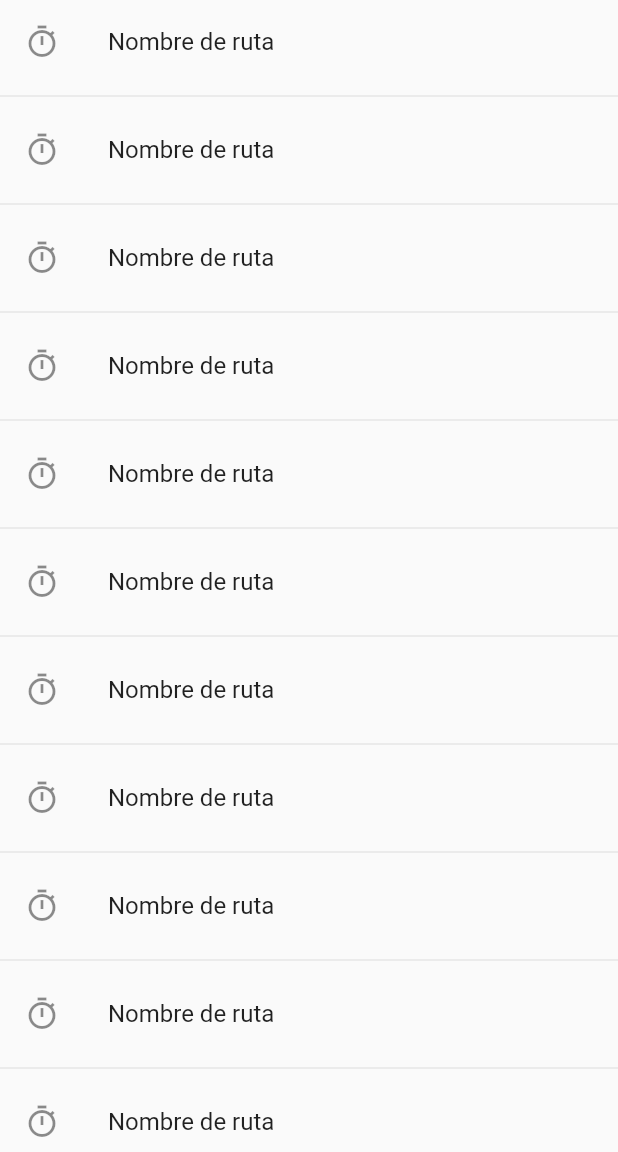
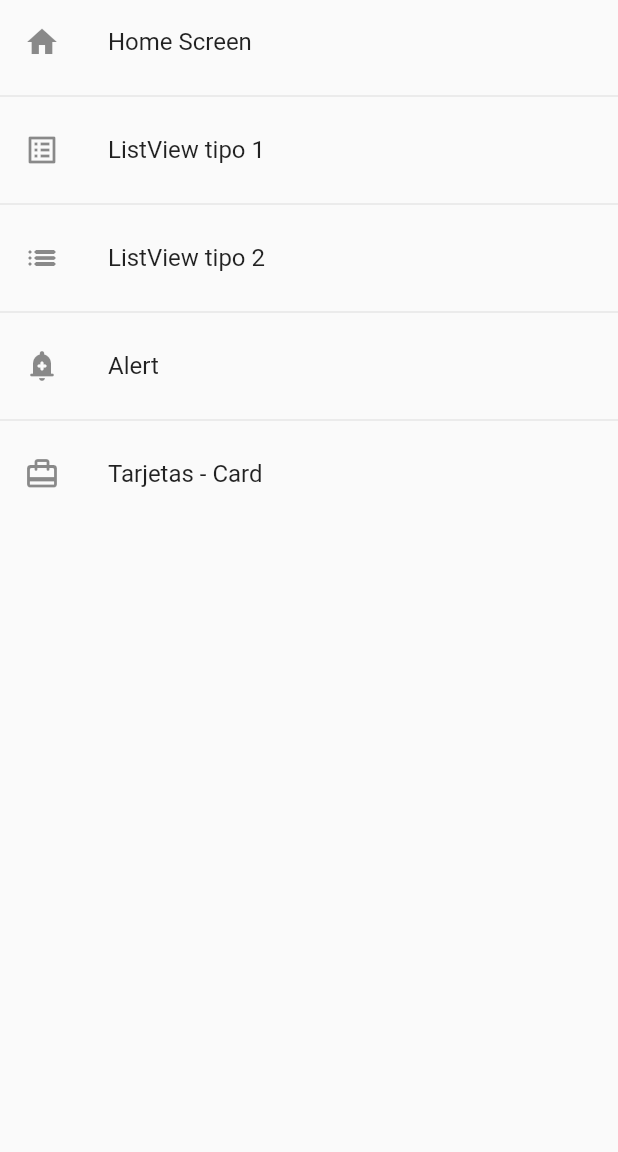
Before and after one commit to gnievap/componentes_flutter, a Flutter app: the screen it shows after launch, on a phone screen of 412 x 824 dp, the part 84-1236 px from its top. Run offline on Flutter 3.47's test engine with Material 2 defaults, Android fonts, the phone set to English and light mode, and no system bars.

Commit message:
Metodos con rutas de la aplicación

```diff
--- a/lib/main.dart
+++ b/lib/main.dart
@@ -15,7 +15,7 @@ class MyApp extends StatelessWidget {
       title: 'Material App',
       //home: const CardScreen(),
       initialRoute: AppRoutes.initialRoute,
-      routes: AppRoutes.routes,
+      routes: AppRoutes.getAppRoutes(),
       onGenerateRoute: AppRoutes.onGenerateRoute
     );
   }
--- a/lib/router/app_routes.dart
+++ b/lib/router/app_routes.dart
@@ -18,15 +18,24 @@ class AppRoutes{
     MenuOption(route: 'card', name: 'Tarjetas - Card', screen: const CardScreen(), icon: Icons.card_travel_rounded),
   ];
 
-  static Map<String, Widget Function(BuildContext)> routes = {
-        'home'     : (BuildContext context) => const HomeScreen(),
-        'listView1': (BuildContext context) => const ListView1Screen(),
-        'listView2': (BuildContext context) => const ListView2Screen(),
-        'alerts'   : (BuildContext context) => const AlertScreen(),
-        'card'     : (BuildContext context) => const CardScreen(),
-      };
+  static Map<String, Widget Function(BuildContext)> getAppRoutes(){
+    Map<String, Widget Function(BuildContext)> appRoutes = { };
+      for ( final option in menuOptions ){
+        appRoutes.addAll({ option.route: (BuildContext context) =>  option.screen });
+      }
 
-      static Route<dynamic> onGenerateRoute(RouteSettings settings) {
+    return appRoutes;
+  }
+
+  // static Map<String, Widget Function(BuildContext)> routes = {
+  //       'home'     : (BuildContext context) => const HomeScreen(),
+  //       'listView1': (BuildContext context) => const ListView1Screen(),
+  //       'listView2': (BuildContext context) => const ListView2Screen(),
+  //       'alerts'   : (BuildContext context) => const AlertScreen(),
+  //       'card'     : (BuildContext context) => const CardScreen(),
+  //     };
+
+  static Route<dynamic> onGenerateRoute(RouteSettings settings) {
         return MaterialPageRoute(
           builder: (context) => const AlertScreen(),
         );
--- a/lib/screens/home_screen.dart
+++ b/lib/screens/home_screen.dart
@@ -1,3 +1,4 @@
+import 'package:componentes_flutter/router/app_routes.dart';
 import 'package:componentes_flutter/screens/screens.dart';
 import 'package:flutter/material.dart';
 
@@ -7,6 +8,9 @@ class HomeScreen extends StatelessWidget {
 
   @override
   Widget build(BuildContext context) {
+
+    final menuOptions = AppRoutes.menuOptions;
+
     return  Scaffold(
       appBar: AppBar(
         title: const Text('Componentes en flutter'),
@@ -14,19 +18,20 @@ class HomeScreen extends StatelessWidget {
       ),
       body: ListView.separated(
         itemBuilder: (context, index) => ListTile(
-          title: const Text('Nombre de ruta'),
-          leading: const Icon(Icons.timer_outlined),
+          title: Text( menuOptions[index].name ),
+          leading: Icon(menuOptions[index].icon),
           onTap: (){
             final route = MaterialPageRoute(builder: (context) => const ListView1Screen(),);
             // Destruye el stack de ventanas que tiene la app
             // Útil para un login
             //Navigator.pushReplacement(context, route);
-            Navigator.pushNamed(context, 'alerts');
+            Navigator.pushNamed(context, menuOptions[index].route );
 
           },
         ),
         separatorBuilder: ( _, __ ) => const Divider( ),
-        itemCount: 100)
+        itemCount: menuOptions.length,
+        )
     );
   }
 }
```
